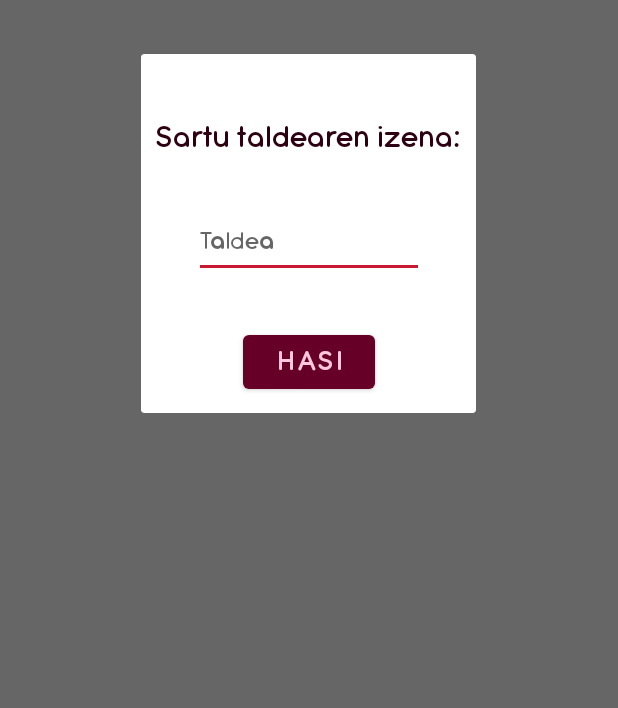
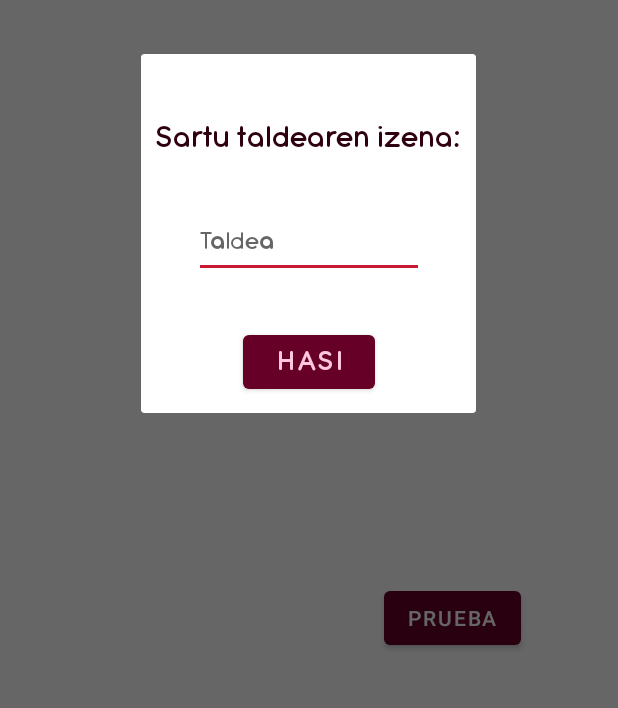
Before and after one commit to marioiram2000/DurangoAPP, an Android app: the screen it shows after launch (MainActivity), after a tap on "TALDE BERRIA", on a phone screen of 412 x 824 dp, the part 384-1092 px from its top. Run offline under Robolectric (Android 15) with nearby library versions, the phone set to English and light mode, and no system bars.

Commit message:
Auto stash before merge of "master" and "origin/master"

```diff
--- a/DurangoAPP/app/src/main/java/com/example/durangoapp/MainActivity.java
+++ b/DurangoAPP/app/src/main/java/com/example/durangoapp/MainActivity.java
@@ -3,6 +3,7 @@ package com.example.durangoapp;
 import androidx.appcompat.app.AppCompatActivity;
 
 import android.app.Dialog;
+import android.content.Intent;
 import android.os.Bundle;
 import android.util.Log;
 import android.view.View;
@@ -22,6 +23,8 @@ import BBDD.DBHelper;
 
 public class MainActivity extends AppCompatActivity {
 
+    private Button pruebas;
+
     @Override
     protected void onCreate(Bundle savedInstanceState) {
         super.onCreate(savedInstanceState);
@@ -33,7 +36,21 @@ public class MainActivity extends AppCompatActivity {
         int uiOptions = View.SYSTEM_UI_FLAG_FULLSCREEN;
         decorView.setSystemUiVisibility(uiOptions);
 
+
+
+
+        pruebas = (Button) findViewById(R.id.btnPruebas);
+
+        pruebas.setOnClickListener(new View.OnClickListener() {
+            @Override
+            public void onClick(View view) {
+                Intent intent = new Intent(MainActivity.this, zona0_1.class);
+                startActivity(intent);
+            }
+        });
     }
+
+
 
     public void newGame(View view) {
         crearGrupo();
--- a/DurangoAPP/app/src/main/java/com/example/durangoapp/zona0_1.java
+++ b/DurangoAPP/app/src/main/java/com/example/durangoapp/zona0_1.java
@@ -17,13 +17,13 @@ public class zona0_1 extends AppCompatActivity {
         super.onCreate(savedInstanceState);
         setContentView(R.layout.activity_zona0_1);
 
-        imgZona0_1_Principal = findViewById(R.id.imgZona0_1_Principal);
+        imgZona0_1_Principal = (ImageView) findViewById(R.id.imgZona0_1_Principal);
         imgZona0_1_Txorimalo = findViewById(R.id.imgZona0_1_Txorimalo);
         txtZona0_1_Narrador = findViewById(R.id.txtZona0_1_Narrador);
         txtZona0_1_Txorimalo = findViewById(R.id.txtZona0_1_Txorimalo);
         btnZona0_1_Start = findViewById(R.id.btnZona0_1_Start);
 
-
+        txtZona0_1_Narrador.setSelected(true);
 
     }
 }
--- a/DurangoAPP/app/src/main/res/layout/activity_main.xml
+++ b/DurangoAPP/app/src/main/res/layout/activity_main.xml
@@ -41,4 +41,14 @@
         app:layout_constraintStart_toStartOf="parent"
         app:layout_constraintTop_toTopOf="parent"
         app:srcCompat="@drawable/logo_durango" />
+
+    <Button
+        android:id="@+id/btnPruebas"
+        android:layout_width="wrap_content"
+        android:layout_height="wrap_content"
+        android:layout_marginStart="256dp"
+        android:layout_marginTop="192dp"
+        android:text="PRUEBA"
+        app:layout_constraintStart_toStartOf="parent"
+        app:layout_constraintTop_toBottomOf="@+id/indexButtonResume" />
 </androidx.constraintlayout.widget.ConstraintLayout>
--- a/DurangoAPP/app/src/main/res/layout/activity_zona0_1.xml
+++ b/DurangoAPP/app/src/main/res/layout/activity_zona0_1.xml
@@ -61,6 +61,10 @@
       android:layout_marginStart="20dp"
       android:layout_marginEnd="20dp"
       android:text="@string/zona0_1Text_1"
+      android:textSize="22dp"
+      android:focusable="false"
+      android:ellipsize="marquee"
+      android:marqueeRepeatLimit="marquee_forever"
       app:layout_constraintBottom_toBottomOf="parent"
       app:layout_constraintEnd_toEndOf="parent"
       app:layout_constraintHorizontal_bias="0.0"
--- a/DurangoAPP/app/src/main/res/values/strings.xml
+++ b/DurangoAPP/app/src/main/res/values/strings.xml
@@ -8,7 +8,7 @@
     <string name="giltzaren_bila">"GILTZAREN BILA!"</string>
     <string name="new_group_error">Sartu taldearen izena</string>
     <string name="aukeratu_zure_taldea">Aukeratu zure taldea:</string>
-    <string name="zona0_1Text_1"></string>
+    <string name="zona0_1Text_1">Leioako Txomin Aresti ikastetxeko LH 3.mailako ikasleak, urtero bezala, asteburuko txango bat egingo dute. Ostiralean goizeko 9etan maletak autobusean sartu zituzten eta autobusean sartu ziren Durangoko aterpetxe batera bidean. Bidaia oso lasaia izan zen, ikasle guztiak irrika handia zeukaten Aterpetxera ailegatzeko. Baina bat-batean Durangoko aterpetxera ailegatzean gutun bat ikusi zuten atean.</string>
     <string name="zona0_1Text_2"></string>
 
 </resources>
```
